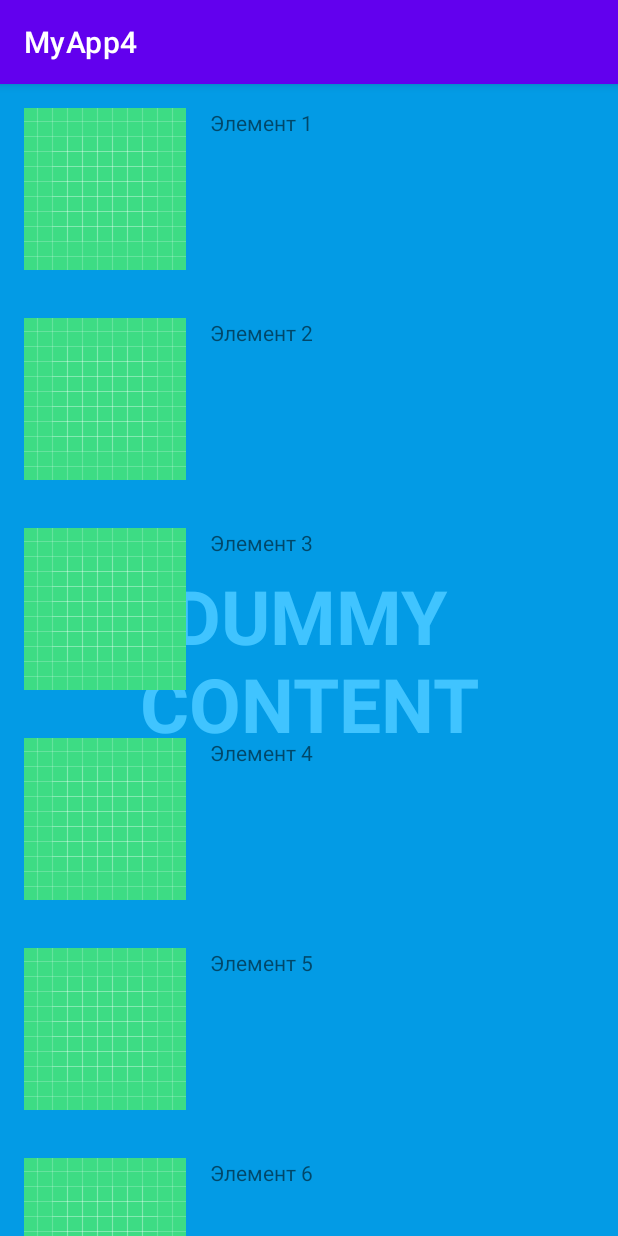
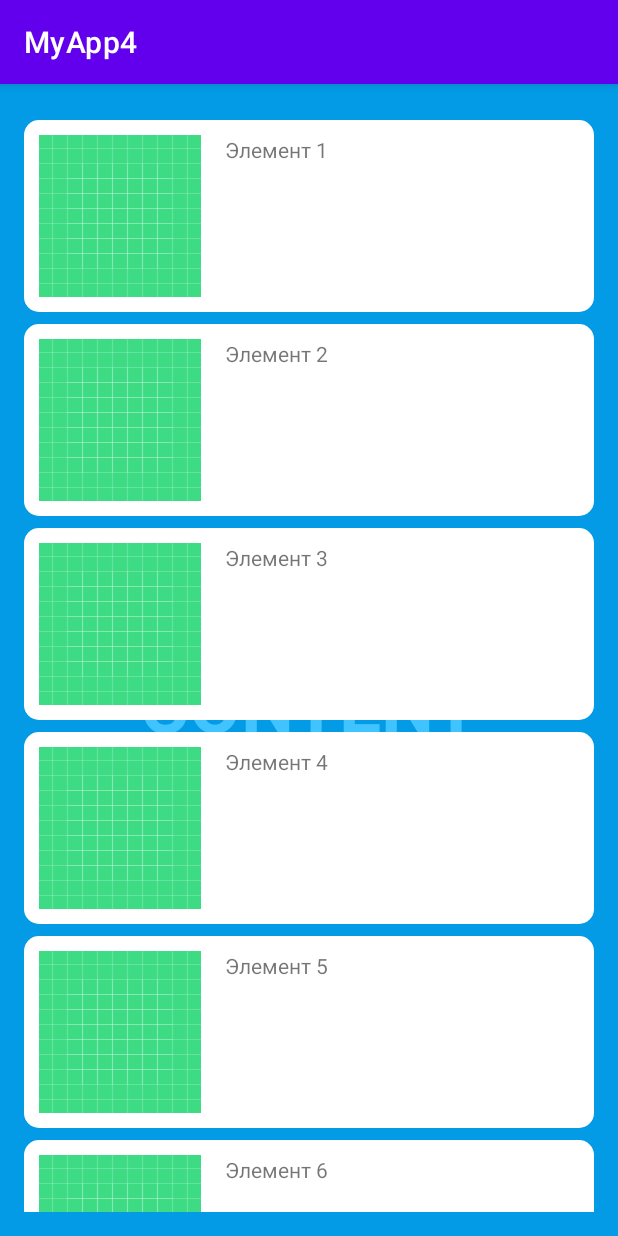
Before and after one commit to Dyaika/android_4th_sem, an Android app: the screen it shows after launch (MainActivity), after a tap on "RECYCLERVIEW", on a phone screen of 412 x 824 dp. Run offline under Robolectric (Android 15) with nearby library versions, the phone set to English and light mode, and no system bars.

```diff
--- a/MyApp4/app/src/main/java/com/example/myapp4/RecyclerViewFragment.java
+++ b/MyApp4/app/src/main/java/com/example/myapp4/RecyclerViewFragment.java
@@ -40,6 +40,8 @@ public class RecyclerViewFragment extends Fragment {
         View view = inflater.inflate(R.layout.fragment_recycler_view, container, false);
         RecyclerView recyclerView = view.findViewById(R.id.itemsList);
         recyclerView.setLayoutManager(new LinearLayoutManager(getContext()));
+        int space = getResources().getDimensionPixelSize(R.dimen.spacing);
+        recyclerView.addItemDecoration(new SpaceItemDecoration(space));
         MyRecyclerAdapter adapter = new MyRecyclerAdapter(items);
         recyclerView.setAdapter(adapter);
         return view;
--- /dev/null
+++ b/MyApp4/app/src/main/java/com/example/myapp4/SpaceItemDecoration.java
@@ -0,0 +1,28 @@
+package com.example.myapp4;
+
+import android.graphics.Rect;
+import android.view.View;
+
+import androidx.recyclerview.widget.RecyclerView;
+
+public class SpaceItemDecoration extends RecyclerView.ItemDecoration {
+    private int space;
+
+    public SpaceItemDecoration(int space) {
+        this.space = space;
+    }
+
+    @Override
+    public void getItemOffsets(Rect outRect, View view, RecyclerView parent, RecyclerView.State state) {
+        outRect.left = 0;
+        outRect.right = 0;
+        outRect.bottom = space;
+
+        // Add top margin only for the first item to avoid double space between items
+        if (parent.getChildAdapterPosition(view) == 0) {
+            outRect.top = space;
+        } else {
+            outRect.top = 0;
+        }
+    }
+}
--- /dev/null
+++ b/MyApp4/app/src/main/res/drawable/rounded_rect.xml
@@ -0,0 +1,6 @@
+<?xml version="1.0" encoding="utf-8"?>
+<shape xmlns:android="http://schemas.android.com/apk/res/android"
+    android:shape="rectangle">
+    <solid android:color="#FFFFFF"/>
+    <corners android:radius="10dp" />
+</shape>
--- a/MyApp4/app/src/main/res/layout/fragment_list_view.xml
+++ b/MyApp4/app/src/main/res/layout/fragment_list_view.xml
@@ -5,7 +5,8 @@
     android:layout_height="match_parent"
     android:background="?attr/fullscreenBackgroundColor"
     android:theme="@style/ThemeOverlay.MyApp4.FullscreenContainer"
-    tools:context=".ListViewFragment">
+    tools:context=".ListViewFragment"
+    android:padding="16dp">
 
     <!-- The primary full-screen view. This can be replaced with whatever view
          is needed to present your content, e.g. VideoView, SurfaceView,
@@ -30,7 +31,9 @@
         <ListView
             android:id="@+id/itemsList"
             android:layout_width="match_parent"
-            android:layout_height="match_parent">
+            android:layout_height="match_parent"
+            android:dividerHeight="8dp"
+            android:divider="#00FFFFFF">
 
         </ListView>
     </FrameLayout>
--- a/MyApp4/app/src/main/res/layout/fragment_recycler_view.xml
+++ b/MyApp4/app/src/main/res/layout/fragment_recycler_view.xml
@@ -5,7 +5,8 @@
     android:layout_height="match_parent"
     android:background="?attr/fullscreenBackgroundColor"
     android:theme="@style/ThemeOverlay.MyApp4.FullscreenContainer"
-    tools:context=".RecyclerViewFragment">
+    tools:context=".RecyclerViewFragment"
+    android:padding="16dp">
 
     <!-- The primary full-screen view. This can be replaced with whatever view
          is needed to present your content, e.g. VideoView, SurfaceView,
--- a/MyApp4/app/src/main/res/layout/list_item.xml
+++ b/MyApp4/app/src/main/res/layout/list_item.xml
@@ -2,7 +2,8 @@
     android:layout_width="match_parent"
     android:layout_height="wrap_content"
     android:orientation="horizontal"
-    android:padding="16dp">
+    android:padding="10dp"
+    android:background="@drawable/rounded_rect">
 
     <ImageView
         android:id="@+id/icon"
--- /dev/null
+++ b/MyApp4/app/src/main/res/values/dimens.xml
@@ -0,0 +1,4 @@
+<?xml version="1.0" encoding="utf-8"?>
+<resources>
+    <dimen name="spacing">8dp</dimen>
+</resources>
```
